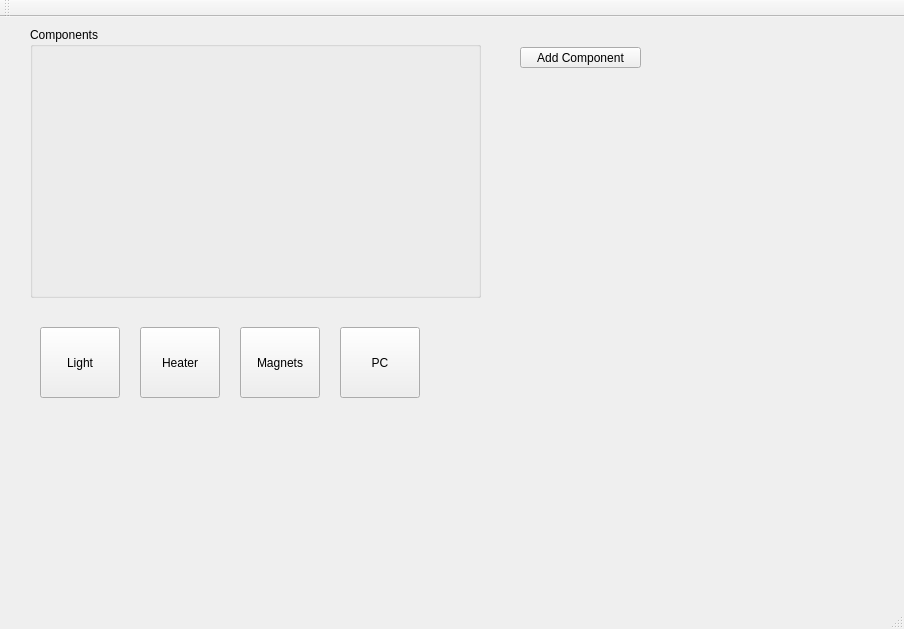
Old version of the form AIHouseInterface/mainwindow.ui in the repository SilviaDGregorio/AIHouse.
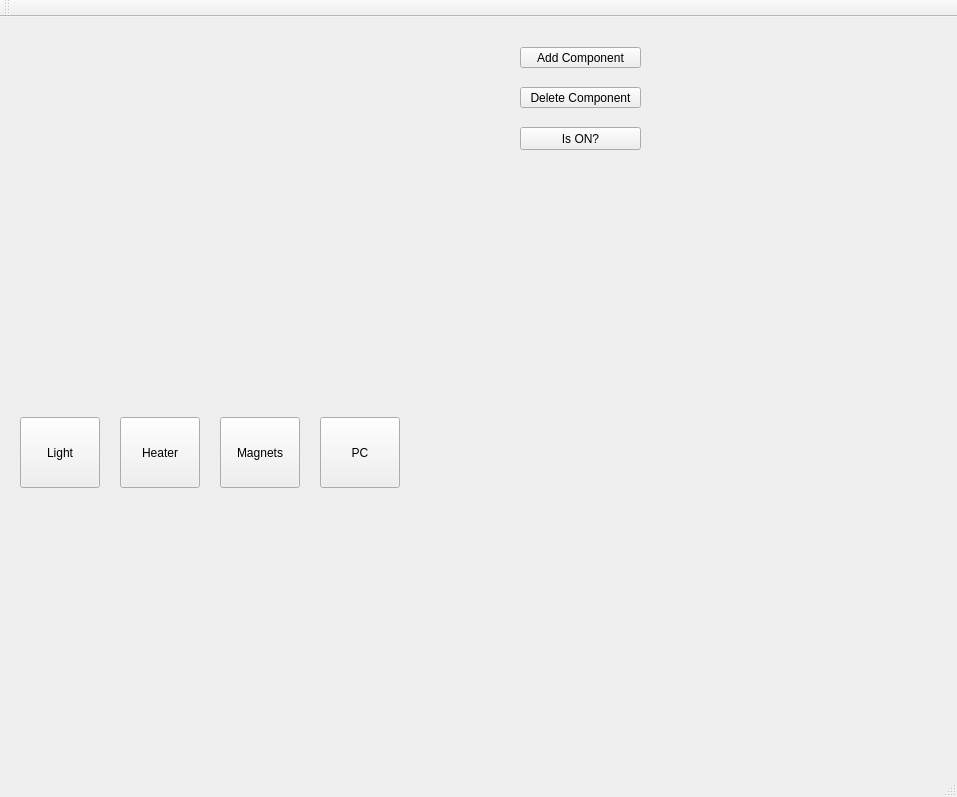
New version of the form.

The edit to the form file:
```diff
--- a/AIHouseInterface/mainwindow.ui
+++ b/AIHouseInterface/mainwindow.ui
@@ -6,8 +6,8 @@
    <rect>
     <x>0</x>
     <y>0</y>
-    <width>904</width>
-    <height>629</height>
+    <width>957</width>
+    <height>797</height>
    </rect>
   </property>
   <property name="windowTitle">
@@ -17,8 +17,8 @@
    <widget class="QPushButton" name="LightButton">
     <property name="geometry">
      <rect>
-      <x>40</x>
-      <y>310</y>
+      <x>20</x>
+      <y>400</y>
       <width>80</width>
       <height>71</height>
      </rect>
@@ -36,8 +36,8 @@
    <widget class="QPushButton" name="pushButton_2">
     <property name="geometry">
      <rect>
-      <x>140</x>
-      <y>310</y>
+      <x>120</x>
+      <y>400</y>
       <width>80</width>
       <height>71</height>
      </rect>
@@ -49,8 +49,8 @@
    <widget class="QPushButton" name="pushButton_3">
     <property name="geometry">
      <rect>
-      <x>240</x>
-      <y>310</y>
+      <x>220</x>
+      <y>400</y>
       <width>80</width>
       <height>71</height>
      </rect>
@@ -62,8 +62,8 @@
    <widget class="QPushButton" name="pushButton_4">
     <property name="geometry">
      <rect>
-      <x>340</x>
-      <y>310</y>
+      <x>320</x>
+      <y>400</y>
       <width>80</width>
       <height>71</height>
      </rect>
@@ -72,22 +72,6 @@
      <string>PC</string>
     </property>
    </widget>
-   <widget class="QGroupBox" name="groupBoxComponents">
-    <property name="geometry">
-     <rect>
-      <x>30</x>
-      <y>10</y>
-      <width>451</width>
-      <height>271</height>
-     </rect>
-    </property>
-    <property name="cursor">
-     <cursorShape>UpArrowCursor</cursorShape>
-    </property>
-    <property name="title">
-     <string>Components</string>
-    </property>
-   </widget>
    <widget class="QPushButton" name="pushButton">
     <property name="geometry">
      <rect>
@@ -101,6 +85,47 @@
      <string>Add Component</string>
     </property>
    </widget>
+   <widget class="QWidget" name="gridLayoutWidget">
+    <property name="geometry">
+     <rect>
+      <x>30</x>
+      <y>0</y>
+      <width>411</width>
+      <height>371</height>
+     </rect>
+    </property>
+    <layout class="QGridLayout" name="gridLayout">
+     <property name="spacing">
+      <number>1</number>
+     </property>
+    </layout>
+   </widget>
+   <widget class="QPushButton" name="pushButton_5">
+    <property name="geometry">
+     <rect>
+      <x>520</x>
+      <y>70</y>
+      <width>121</width>
+      <height>21</height>
+     </rect>
+    </property>
+    <property name="text">
+     <string>Delete Component</string>
+    </property>
+   </widget>
+   <widget class="QPushButton" name="pushButton_6">
+    <property name="geometry">
+     <rect>
+      <x>520</x>
+      <y>110</y>
+      <width>121</width>
+      <height>23</height>
+     </rect>
+    </property>
+    <property name="text">
+     <string>Is ON?</string>
+    </property>
+   </widget>
   </widget>
   <widget class="QMenuBar" name="menuBar">
    <property name="geometry">
```
Left out of the diff: 2 changed lines with no effect on the pictures.
